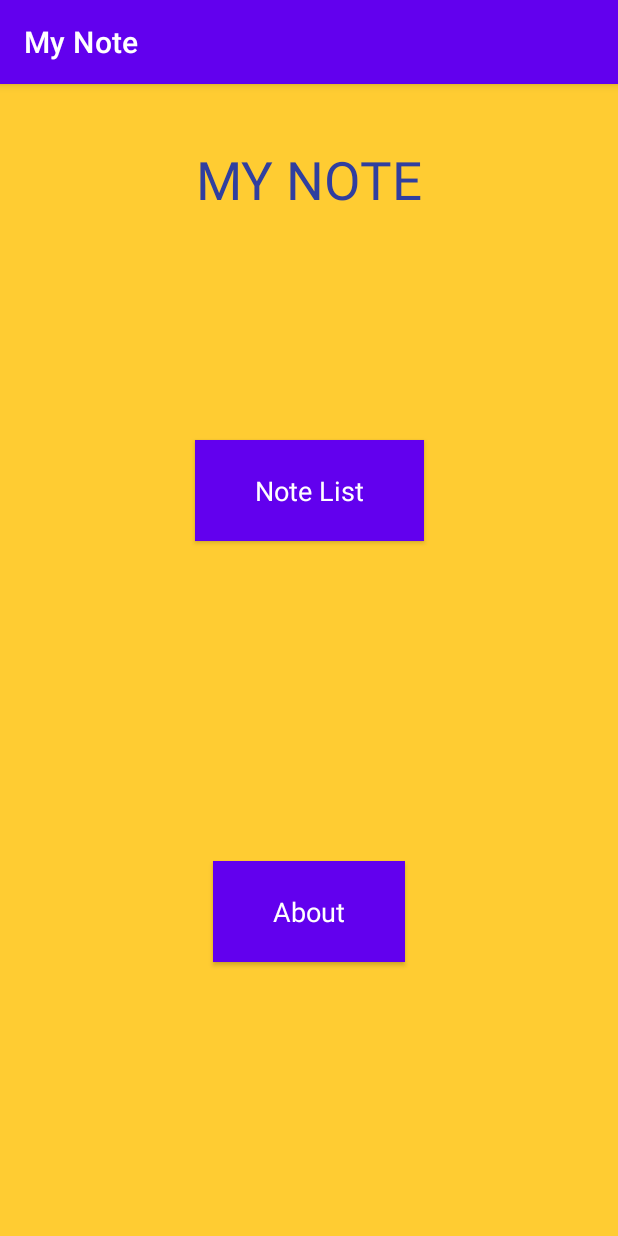
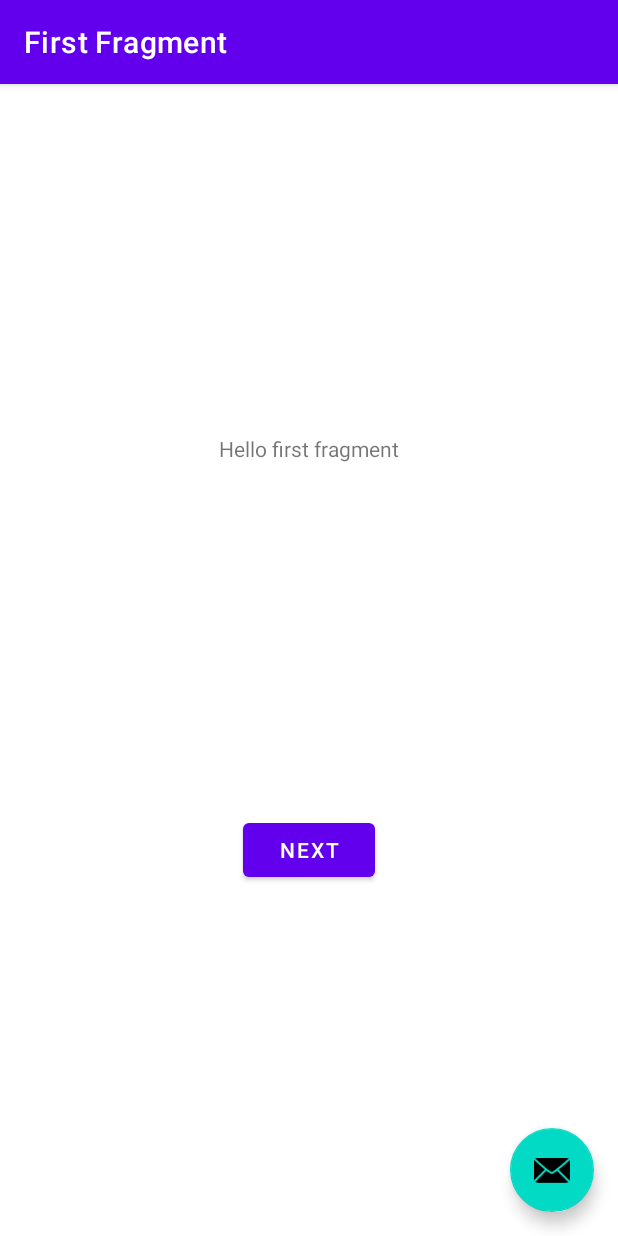
Before and after one commit to primayoriko/android-note-app, an Android app: the screen it shows after launch (MainActivity before the commit, NoteActivity after it), after a tap on "Note List", on a phone screen of 412 x 824 dp. Run offline under Robolectric (Android 15) with nearby library versions, the phone set to English and light mode, and no system bars; our stand-ins replace Dagger/Hilt's generated code, Timber, navigation-ui.

Commit message:
chore: init note functionality files

```diff
--- a/app/src/main/java/my/primayoriko/mynote/ui/main/MainActivity.kt
+++ b/app/src/main/java/my/primayoriko/mynote/ui/main/MainActivity.kt
@@ -9,6 +9,7 @@
 import my.primayoriko.mynote.R
 import my.primayoriko.mynote.databinding.ActivityMainBinding
 import my.primayoriko.mynote.ui.about.AboutActivity
+import my.primayoriko.mynote.ui.note.NoteActivity
 
 @AndroidEntryPoint
 class MainActivity : AppCompatActivity() {
@@ -28,12 +29,13 @@
         supportActionBar?.setHomeButtonEnabled(false)
 
         binding.btnMain.setOnClickListener {
-
+            val intent = Intent(view.context, NoteActivity::class.java)
+//            intent.putExtra("url", news.url)
+            view.context.startActivity(intent)
         }
 
         binding.btnAbout.setOnClickListener {
             val intent = Intent(view.context, AboutActivity::class.java)
-//            intent.putExtra("url", news.url)
             view.context.startActivity(intent)
         }
     }
--- /dev/null
+++ b/app/src/main/java/my/primayoriko/mynote/ui/note/FirstFragment.kt
@@ -0,0 +1,45 @@
+package my.primayoriko.mynote.ui.note
+
+import android.os.Bundle
+import androidx.fragment.app.Fragment
+import android.view.LayoutInflater
+import android.view.View
+import android.view.ViewGroup
+import androidx.navigation.fragment.findNavController
+import my.primayoriko.mynote.R
+import my.primayoriko.mynote.databinding.FragmentFirstBinding
+
+/**
+ * A simple [Fragment] subclass as the default destination in the navigation.
+ */
+class FirstFragment : Fragment() {
+
+    private var _binding: FragmentFirstBinding? = null
+
+    // This property is only valid between onCreateView and
+    // onDestroyView.
+    private val binding get() = _binding!!
+
+    override fun onCreateView(
+        inflater: LayoutInflater, container: ViewGroup?,
+        savedInstanceState: Bundle?
+    ): View? {
+
+        _binding = FragmentFirstBinding.inflate(inflater, container, false)
+        return binding.root
+
+    }
+
+    override fun onViewCreated(view: View, savedInstanceState: Bundle?) {
+        super.onViewCreated(view, savedInstanceState)
+
+        binding.buttonFirst.setOnClickListener {
+            findNavController().navigate(R.id.action_FirstFragment_to_SecondFragment)
+        }
+    }
+
+    override fun onDestroyView() {
+        super.onDestroyView()
+        _binding = null
+    }
+}
--- /dev/null
+++ b/app/src/main/java/my/primayoriko/mynote/ui/note/NoteActivity.kt
@@ -0,0 +1,41 @@
+package my.primayoriko.mynote.ui.note
+
+import android.os.Bundle
+import com.google.android.material.snackbar.Snackbar
+import androidx.appcompat.app.AppCompatActivity
+import androidx.navigation.findNavController
+import androidx.navigation.ui.AppBarConfiguration
+import androidx.navigation.ui.navigateUp
+import androidx.navigation.ui.setupActionBarWithNavController
+import my.primayoriko.mynote.R
+import my.primayoriko.mynote.databinding.ActivityNoteBinding
+
+class NoteActivity : AppCompatActivity() {
+
+    private lateinit var appBarConfiguration: AppBarConfiguration
+    private lateinit var binding: ActivityNoteBinding
+
+    override fun onCreate(savedInstanceState: Bundle?) {
+        super.onCreate(savedInstanceState)
+
+        binding = ActivityNoteBinding.inflate(layoutInflater)
+        setContentView(binding.root)
+
+        setSupportActionBar(binding.toolbar)
+
+        val navController = findNavController(R.id.nav_host_fragment_content_note)
+        appBarConfiguration = AppBarConfiguration(navController.graph)
+        setupActionBarWithNavController(navController, appBarConfiguration)
+
+        binding.fab.setOnClickListener { view ->
+            Snackbar.make(view, "Replace with your own action", Snackbar.LENGTH_LONG)
+                .setAction("Action", null).show()
+        }
+    }
+
+    override fun onSupportNavigateUp(): Boolean {
+        val navController = findNavController(R.id.nav_host_fragment_content_note)
+        return navController.navigateUp(appBarConfiguration)
+                || super.onSupportNavigateUp()
+    }
+}
--- /dev/null
+++ b/app/src/main/res/layout/activity_note.xml
@@ -0,0 +1,34 @@
+<?xml version="1.0" encoding="utf-8"?>
+<androidx.coordinatorlayout.widget.CoordinatorLayout xmlns:android="http://schemas.android.com/apk/res/android"
+    xmlns:app="http://schemas.android.com/apk/res-auto"
+    xmlns:tools="http://schemas.android.com/tools"
+    android:layout_width="match_parent"
+    android:layout_height="match_parent"
+    tools:context=".ui.note.NoteActivity">
+
+    <com.google.android.material.appbar.AppBarLayout
+        android:layout_width="match_parent"
+        android:layout_height="wrap_content"
+        android:theme="@style/Theme.MyNote.AppBarOverlay">
+
+        <androidx.appcompat.widget.Toolbar
+            android:id="@+id/toolbar"
+            android:layout_width="match_parent"
+            android:layout_height="?attr/actionBarSize"
+            android:background="?attr/colorPrimary"
+            app:popupTheme="@style/Theme.MyNote.PopupOverlay" />
+
+    </com.google.android.material.appbar.AppBarLayout>
+
+    <include layout="@layout/content_note" />
+
+    <com.google.android.material.floatingactionbutton.FloatingActionButton
+        android:id="@+id/fab"
+        android:layout_width="wrap_content"
+        android:layout_height="wrap_content"
+        android:layout_gravity="bottom|end"
+        android:layout_marginEnd="@dimen/fab_margin"
+        android:layout_marginBottom="16dp"
+        app:srcCompat="@android:drawable/ic_dialog_email" />
+
+</androidx.coordinatorlayout.widget.CoordinatorLayout>
--- /dev/null
+++ b/app/src/main/res/layout/content_note.xml
@@ -0,0 +1,19 @@
+<?xml version="1.0" encoding="utf-8"?>
+<androidx.constraintlayout.widget.ConstraintLayout xmlns:android="http://schemas.android.com/apk/res/android"
+    xmlns:app="http://schemas.android.com/apk/res-auto"
+    android:layout_width="match_parent"
+    android:layout_height="match_parent"
+    app:layout_behavior="@string/appbar_scrolling_view_behavior">
+
+    <fragment
+        android:id="@+id/nav_host_fragment_content_note"
+        android:name="androidx.navigation.fragment.NavHostFragment"
+        android:layout_width="0dp"
+        android:layout_height="0dp"
+        app:defaultNavHost="true"
+        app:layout_constraintBottom_toBottomOf="parent"
+        app:layout_constraintLeft_toLeftOf="parent"
+        app:layout_constraintRight_toRightOf="parent"
+        app:layout_constraintTop_toTopOf="parent"
+        app:navGraph="@navigation/nav_graph" />
+</androidx.constraintlayout.widget.ConstraintLayout>
--- /dev/null
+++ b/app/src/main/res/layout/fragment_first.xml
@@ -0,0 +1,28 @@
+<?xml version="1.0" encoding="utf-8"?>
+<androidx.constraintlayout.widget.ConstraintLayout xmlns:android="http://schemas.android.com/apk/res/android"
+    xmlns:app="http://schemas.android.com/apk/res-auto"
+    xmlns:tools="http://schemas.android.com/tools"
+    android:layout_width="match_parent"
+    android:layout_height="match_parent"
+    tools:context=".FirstFragment">
+
+    <TextView
+        android:id="@+id/textview_first"
+        android:layout_width="wrap_content"
+        android:layout_height="wrap_content"
+        android:text="@string/hello_first_fragment"
+        app:layout_constraintBottom_toTopOf="@id/button_first"
+        app:layout_constraintEnd_toEndOf="parent"
+        app:layout_constraintStart_toStartOf="parent"
+        app:layout_constraintTop_toTopOf="parent" />
+
+    <Button
+        android:id="@+id/button_first"
+        android:layout_width="wrap_content"
+        android:layout_height="wrap_content"
+        android:text="@string/next"
+        app:layout_constraintBottom_toBottomOf="parent"
+        app:layout_constraintEnd_toEndOf="parent"
+        app:layout_constraintStart_toStartOf="parent"
+        app:layout_constraintTop_toBottomOf="@id/textview_first" />
+</androidx.constraintlayout.widget.ConstraintLayout>
--- /dev/null
+++ b/app/src/main/res/navigation/nav_graph.xml
@@ -0,0 +1,28 @@
+<?xml version="1.0" encoding="utf-8"?>
+<navigation xmlns:android="http://schemas.android.com/apk/res/android"
+    xmlns:app="http://schemas.android.com/apk/res-auto"
+    xmlns:tools="http://schemas.android.com/tools"
+    android:id="@+id/nav_graph"
+    app:startDestination="@id/FirstFragment">
+
+    <fragment
+        android:id="@+id/FirstFragment"
+        android:name="my.primayoriko.mynote.ui.note.FirstFragment"
+        android:label="@string/first_fragment_label"
+        tools:layout="@layout/fragment_first">
+
+        <action
+            android:id="@+id/action_FirstFragment_to_SecondFragment"
+            app:destination="@id/SecondFragment" />
+    </fragment>
+    <fragment
+        android:id="@+id/SecondFragment"
+        android:name="my.primayoriko.mynote.ui.note.SecondFragment"
+        android:label="@string/second_fragment_label"
+        tools:layout="@layout/fragment_second">
+
+        <action
+            android:id="@+id/action_SecondFragment_to_FirstFragment"
+            app:destination="@id/FirstFragment" />
+    </fragment>
+</navigation>
--- /dev/null
+++ b/app/src/main/res/values-land/dimens.xml
@@ -0,0 +1,3 @@
+<resources>
+    <dimen name="fab_margin">48dp</dimen>
+</resources>
--- /dev/null
+++ b/app/src/main/res/values-w1240dp/dimens.xml
@@ -0,0 +1,3 @@
+<resources>
+    <dimen name="fab_margin">200dp</dimen>
+</resources>
--- /dev/null
+++ b/app/src/main/res/values-w600dp/dimens.xml
@@ -0,0 +1,3 @@
+<resources>
+    <dimen name="fab_margin">48dp</dimen>
+</resources>
--- /dev/null
+++ b/app/src/main/res/values/dimens.xml
@@ -0,0 +1,3 @@
+<resources>
+    <dimen name="fab_margin">16dp</dimen>
+</resources>
--- a/app/src/main/res/values/strings.xml
+++ b/app/src/main/res/values/strings.xml
@@ -8,4 +8,13 @@
     <string name="tv_my_city">Bekasi</string>
     <string name="tv_city">City:</string>
     <string name="iv_image_desc">image</string>
+    <string name="title_activity_note">NoteActivity</string>
+    <!-- Strings used for fragments for navigation -->
+    <string name="first_fragment_label">First Fragment</string>
+    <string name="second_fragment_label">Second Fragment</string>
+    <string name="next">Next</string>
+    <string name="previous">Previous</string>
+
+    <string name="hello_first_fragment">Hello first fragment</string>
+    <string name="hello_second_fragment">Hello second fragment. Arg: %1$s</string>
 </resources>
--- a/app/src/main/res/values/themes.xml
+++ b/app/src/main/res/values/themes.xml
@@ -13,4 +13,13 @@
         <item name="android:statusBarColor" tools:targetApi="l">?attr/colorPrimaryVariant</item>
         <!-- Customize your theme here. -->
     </style>
+
+    <style name="Theme.MyNote.NoActionBar">
+        <item name="windowActionBar">false</item>
+        <item name="windowNoTitle">true</item>
+    </style>
+
+    <style name="Theme.MyNote.AppBarOverlay" parent="ThemeOverlay.AppCompat.Dark.ActionBar" />
+
+    <style name="Theme.MyNote.PopupOverlay" parent="ThemeOverlay.AppCompat.Light" />
 </resources>
```
Also changed, not shown: app/src/main/AndroidManifest.xml (+6 -2 lines), app/src/main/java/my/primayoriko/mynote/ui/note/SecondFragment.kt (added, +45 -0 lines), app/src/main/res/layout/fragment_second.xml (added, +27 -0 lines).
